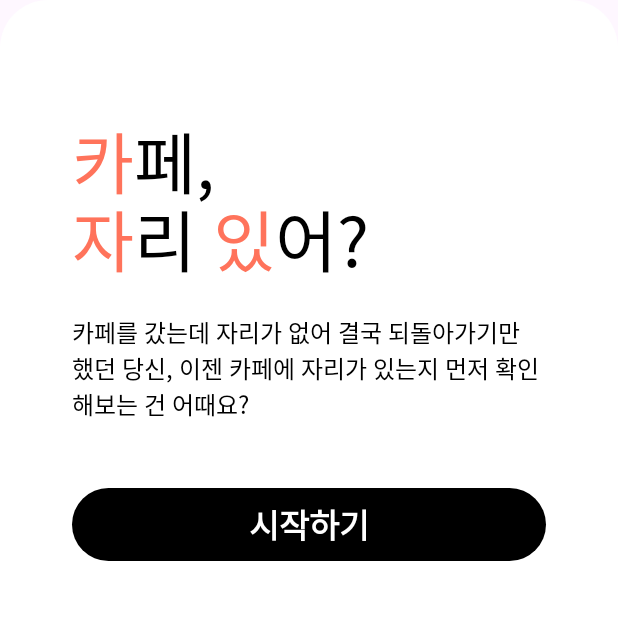
After one commit to CaZaIt/Cazait-AOS, an Android app built with Jetpack Compose: the composable AppDescriptionCard shown on its own in the app's theme, on a phone screen of 412 x 824 dp, the top half of it. The commit adds this screen. Run offline under Robolectric (Android 15) with nearby library versions, the phone set to English and light mode, and no system bars; 2 statements that could not run were skipped.

Commit message:
[Feat] 스플래쉬 UI

```diff
--- a/app/src/main/kotlin/org/cazait/cazaitandroid/ui/MainScreen.kt
+++ b/app/src/main/kotlin/org/cazait/cazaitandroid/ui/MainScreen.kt
@@ -102,8 +102,7 @@ internal fun MainScreen(
                     )
                     splashNavGraph(
                         padding = padding,
-                        onSplashFinished = { navigator.navigate(tab = MainTab.HOME) },
-                        onShowErrorSnackbar = onShowErrorSnackbar,
+                        onClickStart = { navigator.navigate(tab = MainTab.HOME) },
                     )
                 }
             }
--- a/build-logic/src/main/kotlin/cazait.android.feature.gradle.kts
+++ b/build-logic/src/main/kotlin/cazait.android.feature.gradle.kts
@@ -17,6 +17,7 @@ configureHiltAndroid()
 dependencies {
     implementation(project(":core:data"))
     implementation(project(":core:domain"))
+    implementation(project(":core:ui"))
     implementation(project(":core:designsystem"))
 
     val libs = project.extensions.libs
--- a/core/designsystem/src/main/kotlin/org/cazait/cazaitandroid/core/designsystem/theme/Theme.kt
+++ b/core/designsystem/src/main/kotlin/org/cazait/cazaitandroid/core/designsystem/theme/Theme.kt
@@ -16,7 +16,7 @@ import androidx.core.view.WindowCompat
 
 private val DarkColorScheme = darkColorScheme(
     primary = White,
-    onPrimary = Neon01,
+    onPrimary = Black,
     primaryContainer = Graphite,
     onPrimaryContainer = White,
     inversePrimary = Green03,
@@ -42,7 +42,7 @@ private val DarkColorScheme = darkColorScheme(
 )
 
 private val LightColorScheme = lightColorScheme(
-    primary = Neon01,
+    primary = Black,
     onPrimary = White,
     primaryContainer = White,
     onPrimaryContainer = Black,
@@ -59,7 +59,7 @@ private val LightColorScheme = lightColorScheme(
     onError = White,
     errorContainer = Red01,
     onErrorContainer = Red06,
-    surface = Black,
+    surface = White,
     onSurface = DuskGray,
     inverseSurface = Yellow05,
     inverseOnSurface = White,
--- a/feature/home/src/main/kotlin/org/cazait/cazaitandroid/feature/home/HomeNav.kt
+++ b/feature/home/src/main/kotlin/org/cazait/cazaitandroid/feature/home/HomeNav.kt
@@ -9,7 +9,7 @@ import androidx.navigation.compose.composable
 object HomeNav {
     val iconResId = R.drawable.ic_home
     val iconResIdSelected = R.drawable.ic_home_selected
-    val route: String = "home"
+    const val route: String = "home"
 }
 
 fun NavController.navigateHome(navOptions: NavOptions) {
--- a/feature/splash/src/main/kotlin/org/cazait/cazaitandroid/feature/splash/SplashContract.kt
+++ /dev/null
@@ -1,5 +0,0 @@
-package org.cazait.cazaitandroid.feature.splash
-
-class SplashState
-
-class SplashActions
--- /dev/null
+++ b/feature/splash/src/main/kotlin/org/cazait/cazaitandroid/feature/splash/components/AppDescriptionCard.kt
@@ -0,0 +1,87 @@
+package org.cazait.cazaitandroid.feature.splash.components
+
+import androidx.compose.foundation.layout.Column
+import androidx.compose.foundation.layout.Spacer
+import androidx.compose.foundation.layout.fillMaxWidth
+import androidx.compose.foundation.layout.height
+import androidx.compose.foundation.layout.padding
+import androidx.compose.foundation.shape.RoundedCornerShape
+import androidx.compose.material3.Button
+import androidx.compose.material3.MaterialTheme
+import androidx.compose.material3.Surface
+import androidx.compose.material3.Text
+import androidx.compose.runtime.Composable
+import androidx.compose.ui.Modifier
+import androidx.compose.ui.res.stringResource
+import androidx.compose.ui.text.SpanStyle
+import androidx.compose.ui.text.buildAnnotatedString
+import androidx.compose.ui.text.style.TextAlign
+import androidx.compose.ui.text.withStyle
+import androidx.compose.ui.unit.dp
+import org.cazait.cazaitandroid.core.designsystem.theme.CazaitTheme
+import org.cazait.cazaitandroid.core.designsystem.theme.SunsetOrange
+import org.cazait.cazaitandroid.feature.splash.R
+
+@Composable
+internal fun AppDescriptionCard(
+    onClickStart: () -> Unit,
+    modifier: Modifier,
+) {
+    val cardTitle = stringResource(id = R.string.app_description_title)
+    val annotatedString = buildAnnotatedString {
+        withStyle(SpanStyle(color = SunsetOrange)) { append(cardTitle.substring(0, 1)) }
+        withStyle(SpanStyle(color = MaterialTheme.colorScheme.onPrimaryContainer)) {
+            append(
+                cardTitle.substring(1, 4),
+            )
+        }
+        withStyle(SpanStyle(color = SunsetOrange)) { append(cardTitle.substring(4, 5)) }
+        withStyle(SpanStyle(color = MaterialTheme.colorScheme.onPrimaryContainer)) {
+            append(
+                cardTitle.substring(5, 7),
+            )
+        }
+        withStyle(SpanStyle(color = SunsetOrange)) { append(cardTitle.substring(7, 8)) }
+        withStyle(SpanStyle(color = MaterialTheme.colorScheme.onPrimaryContainer)) {
+            append(
+                cardTitle.substring(8, cardTitle.length),
+            )
+        }
+    }
+    Surface(
+        modifier = modifier,
+        shape = RoundedCornerShape(topStart = 32.dp, topEnd = 32.dp),
+        color = MaterialTheme.colorScheme.surface,
+    ) {
+        Column(
+            modifier = Modifier.fillMaxWidth()
+                .padding(top = 74.dp, bottom = 84.dp)
+                .padding(horizontal = 48.dp),
+        ) {
+            Text(
+                text = annotatedString,
+                style = CazaitTheme.typography.displayMediumR,
+            )
+            Spacer(modifier = Modifier.height(17.dp))
+            Text(
+                text = stringResource(id = R.string.app_description_description),
+                style = CazaitTheme.typography.titleMediumR,
+                color = MaterialTheme.colorScheme.onPrimaryContainer,
+            )
+            Spacer(modifier = Modifier.height(44.dp))
+            Button(
+                onClick = { onClickStart() },
+                shape = RoundedCornerShape(50.dp),
+                modifier = Modifier.fillMaxWidth(),
+            ) {
+                Text(
+                    modifier = Modifier.fillMaxWidth(),
+                    text = stringResource(id = R.string.app_description_start),
+                    style = CazaitTheme.typography.titleLargeB,
+                    color = MaterialTheme.colorScheme.onPrimary,
+                    textAlign = TextAlign.Center,
+                )
+            }
+        }
+    }
+}
--- /dev/null
+++ b/feature/splash/src/main/res/values/strings.xml
@@ -0,0 +1,6 @@
+<?xml version="1.0" encoding="utf-8"?>
+<resources>
+    <string name="app_description_title">카페,\n자리 있어?</string>
+    <string name="app_description_description">카페를 갔는데 자리가 없어 결국 되돌아가기만 했던 당신, 이젠 카페에 자리가 있는지 먼저 확인 해보는 건 어때요?</string>
+    <string name="app_description_start">시작하기</string>
+</resources>
```
Also changed, not shown: core/designsystem/src/main/kotlin/org/cazait/cazaitandroid/core/designsystem/component/CazaitButton.kt (added, +31 -0 lines), core/designsystem/src/main/kotlin/org/cazait/cazaitandroid/core/designsystem/component/CazaitCard.kt (added, +56 -0 lines), feature/splash/src/main/kotlin/org/cazait/cazaitandroid/feature/splash/SplashCoordinator.kt (deleted, +0 -26 lines), feature/splash/src/main/kotlin/org/cazait/cazaitandroid/feature/splash/SplashNav.kt (+2 -9 lines), feature/splash/src/main/kotlin/org/cazait/cazaitandroid/feature/splash/SplashRoute.kt (+3 -18 lines), feature/splash/src/main/kotlin/org/cazait/cazaitandroid/feature/splash/SplashScreen.kt (+68 -10 lines), feature/splash/src/main/kotlin/org/cazait/cazaitandroid/feature/splash/SplashViewModel.kt (deleted, +0 -16 lines).
